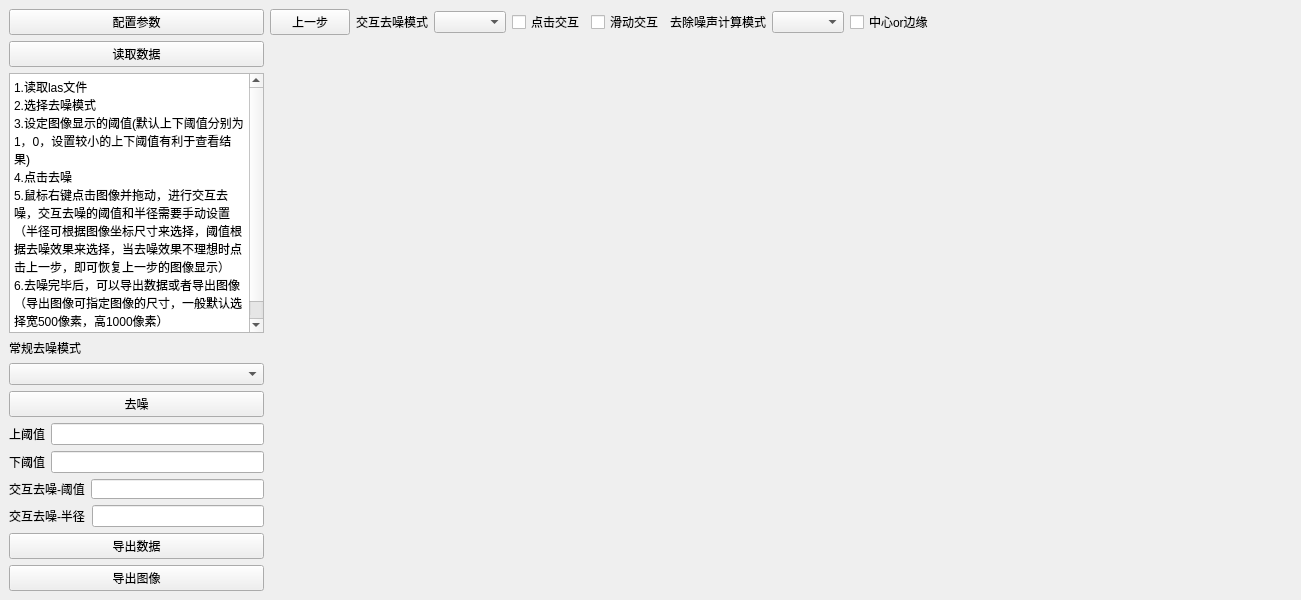
Above: mainwindow.ui from whycng/qt_denoise before the change. Below: the same form after it.
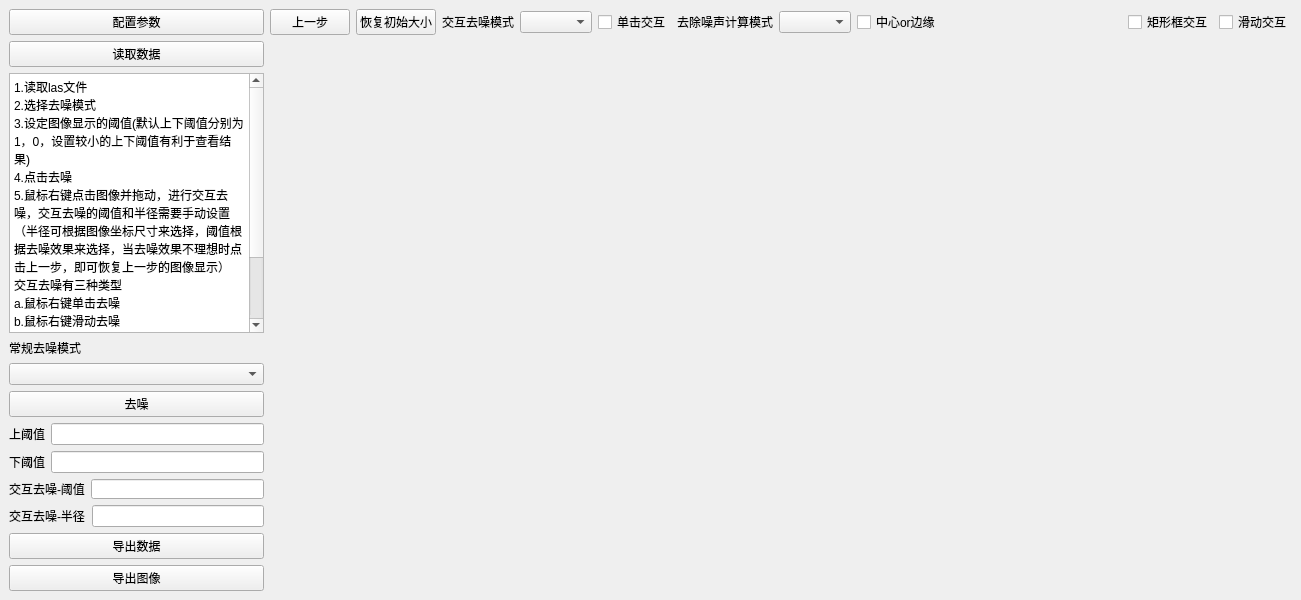
That is the form after the change.

Commit message: 去噪，基本没问题了

```diff
--- a/mainwindow.ui
+++ b/mainwindow.ui
@@ -43,7 +43,12 @@
 3.设定图像显示的阈值(默认上下阈值分别为1，0，设置较小的上下阈值有利于查看结果)
 4.点击去噪
 5.鼠标右键点击图像并拖动，进行交互去噪，交互去噪的阈值和半径需要手动设置（半径可根据图像坐标尺寸来选择，阈值根据去噪效果来选择，当去噪效果不理想时点击上一步，即可恢复上一步的图像显示）
-6.去噪完毕后，可以导出数据或者导出图像（导出图像可指定图像的尺寸，一般默认选择宽500像素，高1000像素）</string>
+交互去噪有三种类型
+a.鼠标右键单击去噪 
+b.鼠标右键滑动去噪
+c.鼠标左键选择矩形框去噪
+6.去噪完毕后，可以导出数据或者导出图像（导出图像可指定图像的尺寸，一般默认选择宽500像素，高1000像素）
+</string>
             </property>
            </widget>
           </item>
@@ -158,7 +163,7 @@
       <item>
        <layout class="QVBoxLayout" name="verticalLayout" stretch="1,100">
         <item>
-         <layout class="QHBoxLayout" name="horizontalLayout_3" stretch="0,0,0,0,0,0,0,0,0">
+         <layout class="QHBoxLayout" name="horizontalLayout_3" stretch="0,0,0,0,0,0,0,0,0,0,0">
           <item>
            <widget class="QPushButton" name="pushButton_back">
             <property name="text">
@@ -166,6 +171,13 @@
             </property>
            </widget>
           </item>
+          <item>
+           <widget class="QPushButton" name="pushButton_oriScale">
+            <property name="text">
+             <string>恢复初始大小</string>
+            </property>
+           </widget>
+          </item>
           <item>
            <widget class="QLabel" name="label_6">
             <property name="text">
@@ -179,14 +191,7 @@
           <item>
            <widget class="QCheckBox" name="checkBox_rightClick">
             <property name="text">
-             <string>点击交互</string>
-            </property>
-           </widget>
-          </item>
-          <item>
-           <widget class="QCheckBox" name="checkBox_rightSlider">
-            <property name="text">
-             <string>滑动交互</string>
+             <string>单击交互</string>
             </property>
            </widget>
           </item>
@@ -220,6 +225,20 @@
             </property>
            </spacer>
           </item>
+          <item>
+           <widget class="QCheckBox" name="checkBox_rect">
+            <property name="text">
+             <string>矩形框交互</string>
+            </property>
+           </widget>
+          </item>
+          <item>
+           <widget class="QCheckBox" name="checkBox_rightSlider">
+            <property name="text">
+             <string>滑动交互</string>
+            </property>
+           </widget>
+          </item>
          </layout>
         </item>
         <item>
```
The commit also changes 6 other files.
